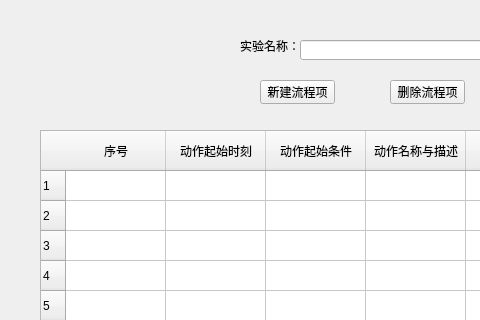
Above: ui/mainwindow.ui from JcypVacant/-experiment-process-config before the change; both pictures show x 0 to 480 and y 0 to 320 of the 1153 by 823 pixel window. Below: the same form after it.
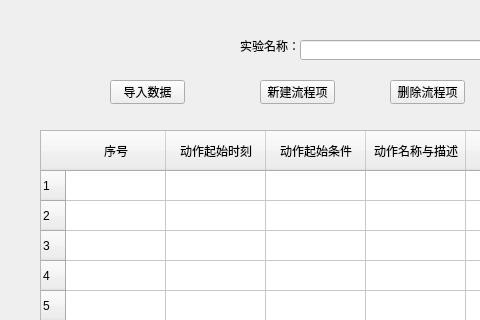
That is the form after the change.

Commit message: feat: 新增数据导入功能，完成动作表生成的所有功能

Patch:
```diff
--- a/ui/mainwindow.ui
+++ b/ui/mainwindow.ui
@@ -384,6 +384,19 @@
      <string>删除流程项</string>
     </property>
    </widget>
+   <widget class="QPushButton" name="loadDataPushButton">
+    <property name="geometry">
+     <rect>
+      <x>110</x>
+      <y>80</y>
+      <width>75</width>
+      <height>24</height>
+     </rect>
+    </property>
+    <property name="text">
+     <string>导入数据</string>
+    </property>
+   </widget>
   </widget>
   <widget class="QMenuBar" name="menubar">
    <property name="geometry">
```
Left out of the diff: 16 changed lines with no effect on the pictures. The commit also changes 28 other files.
